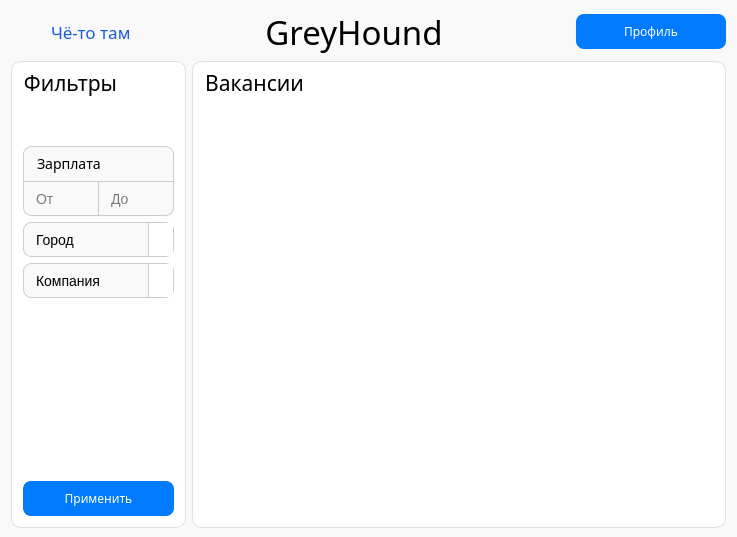
ProteusP/GreyHound-hiring-desktop-app, file GreyHound/mainpage.ui: the form before one commit.
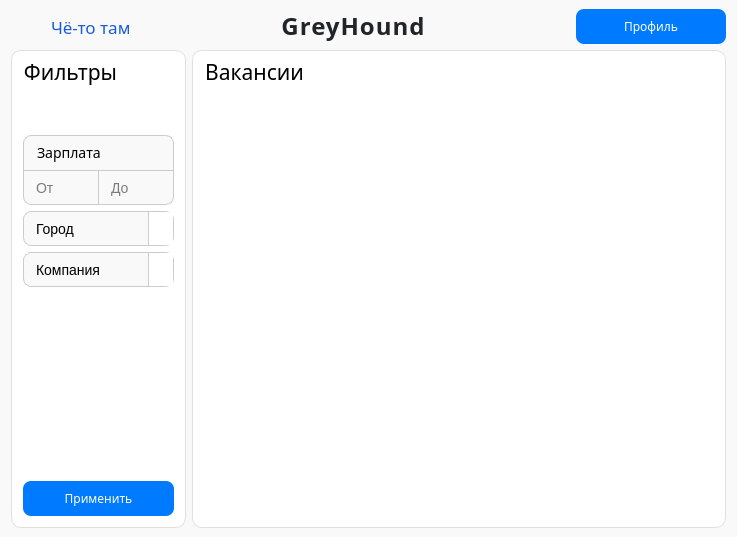
The form after the commit. Icons and pictures are not drawn.

```diff
--- a/GreyHound/mainpage.ui
+++ b/GreyHound/mainpage.ui
@@ -93,20 +93,23 @@
          <property name="font">
           <font>
            <family>Golos Text Medium</family>
-           <pointsize>25</pointsize>
-           <bold>false</bold>
+           <pointsize>-1</pointsize>
+           <bold>true</bold>
           </font>
          </property>
          <property name="styleSheet">
           <string notr="true">QLabel {
-	color: black;
+	    font-weight: bold;
+    font-size: 24px;
+    color: #212529;
+    letter-spacing: 1px;
 }</string>
          </property>
          <property name="text">
           <string>GreyHound</string>
          </property>
          <property name="alignment">
-          <set>Qt::AlignmentFlag::AlignCenter</set>
+          <set>Qt::AlignmentFlag::AlignHCenter|Qt::AlignmentFlag::AlignTop</set>
          </property>
         </widget>
        </item>
```
